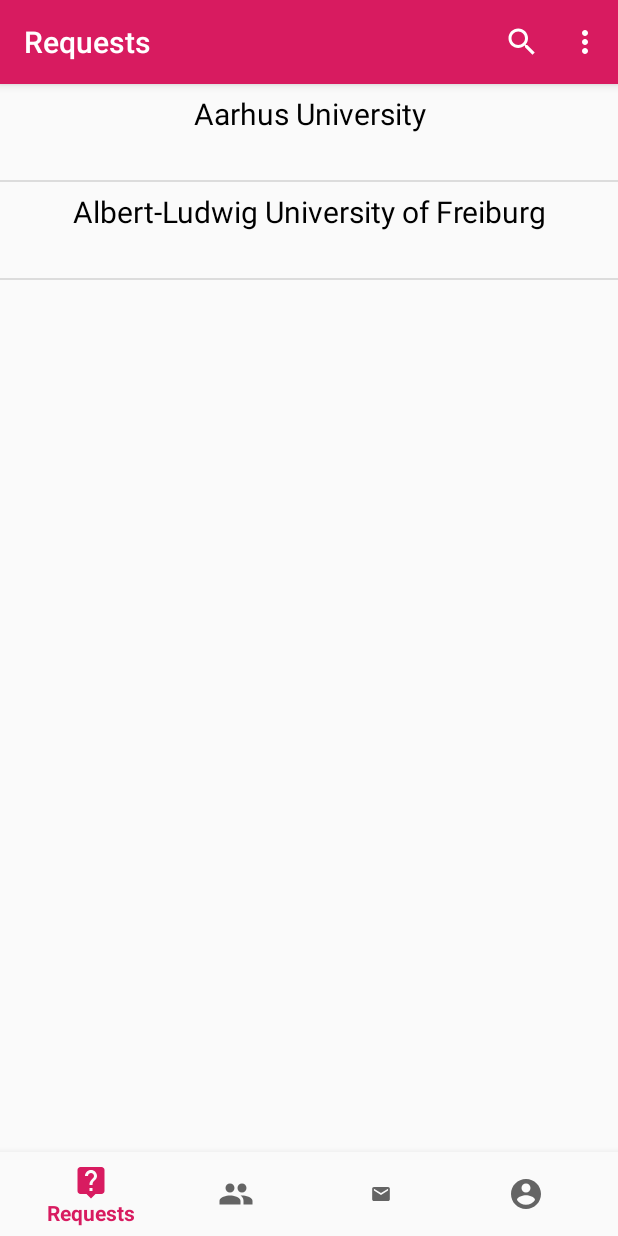
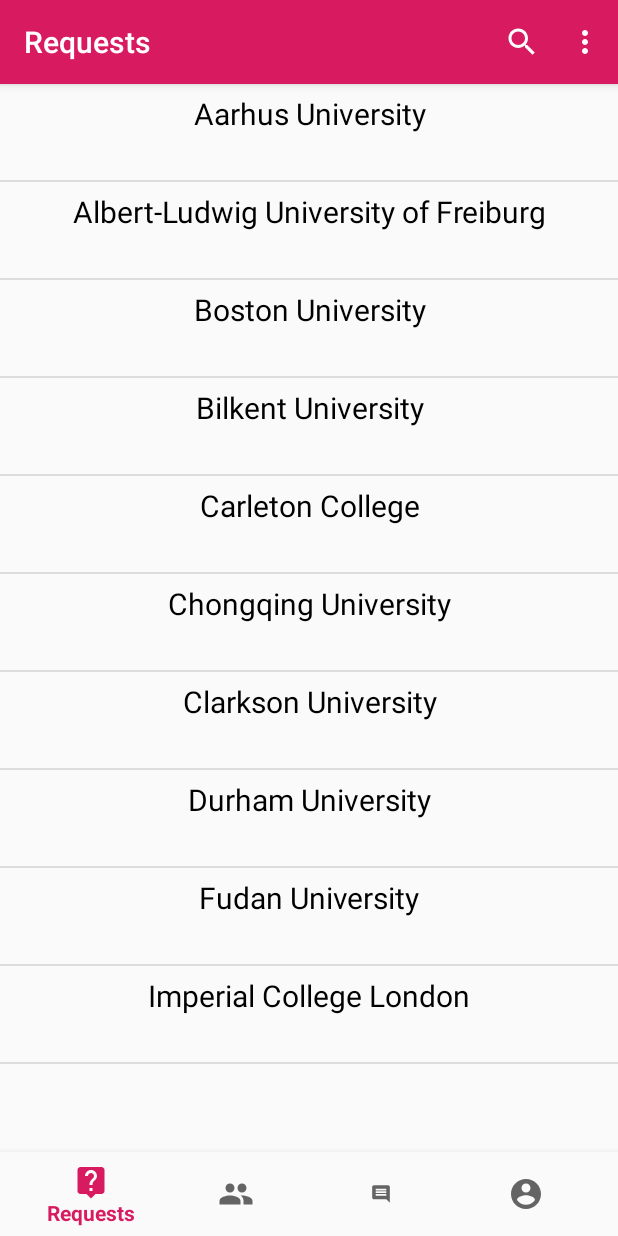
Before and after one commit to BryanYap972/Orbital2, an Android app: the fragment ReviewsFragment placed in its activity, on a phone screen of 412 x 824 dp. Run offline under Robolectric (Android 15) with nearby library versions, the phone set to English and light mode, and no system bars; our stand-ins replace Firebase (no records; nobody signed in at launch, a user with empty details on screens opened directly); libraries missing offline, so code that uses them is left out: com.firebase.ui.

Commit message:
Features: Profile, Login, Users, Chat, Requests, Reviews

```diff
--- a/app/build.gradle
+++ b/app/build.gradle
@@ -5,7 +5,7 @@ android {
     compileSdkVersion 29
     defaultConfig {
         applicationId "com.example.orbital"
-        minSdkVersion 16
+        minSdkVersion 19
         targetSdkVersion 29
         versionCode 1
         versionName "1.0"
--- a/app/src/main/java/com/example/orbital/Aarhus/AarhusActivity.java
+++ b/app/src/main/java/com/example/orbital/Aarhus/AarhusActivity.java
@@ -101,6 +101,7 @@ public class AarhusActivity extends AppCompatActivity {
         return super.onCreateOptionsMenu(menu);
     }
 
+
     @Override
     public boolean onOptionsItemSelected(@NonNull MenuItem item) {
 
--- a/app/src/main/java/com/example/orbital/ReviewsFragment.java
+++ b/app/src/main/java/com/example/orbital/ReviewsFragment.java
@@ -51,6 +51,16 @@ public class ReviewsFragment extends Fragment {
 
         menuItems.add("Aarhus University");
         menuItems.add("Albert-Ludwig University of Freiburg");
+        menuItems.add("Boston University");
+        menuItems.add("Bilkent University");
+        menuItems.add("Carleton College");
+        menuItems.add("Chongqing University");
+        menuItems.add("Clarkson University");
+        menuItems.add("Durham University");
+        menuItems.add("Fudan University");
+        menuItems.add("Imperial College London");
+
+
 
         View view =  inflater.inflate(R.layout.fragment_reviews, container, false);
 
--- /dev/null
+++ b/app/src/main/res/drawable-anydpi/ic_comment_pink.xml
@@ -0,0 +1,13 @@
+<vector xmlns:android="http://schemas.android.com/apk/res/android"
+    android:width="24dp"
+    android:height="24dp"
+    android:viewportWidth="40.8"
+    android:viewportHeight="40.8"
+    android:tint="#D81B60">
+  <group android:translateX="8.4"
+      android:translateY="8.4">
+      <path
+          android:fillColor="#FF000000"
+          android:pathData="M21.99,4c0,-1.1 -0.89,-2 -1.99,-2L4,2c-1.1,0 -2,0.9 -2,2v12c0,1.1 0.9,2 2,2h14l4,4 -0.01,-18zM18,14L6,14v-2h12v2zM18,11L6,11L6,9h12v2zM18,8L6,8L6,6h12v2z"/>
+  </group>
+</vector>
--- a/app/src/main/res/drawable-xxhdpi/editextstyle.xml
+++ b/app/src/main/res/drawable-xxhdpi/editextstyle.xml
@@ -4,7 +4,7 @@
     android:shape="rectangle">
 
     <stroke android:width="1dp"
-        android:color="#4799E8"/>
+        android:color="#FFFFFF"/>
 
     <corners android:radius="0dp" />
     <gradient
--- a/app/src/main/res/menu/menu_nav.xml
+++ b/app/src/main/res/menu/menu_nav.xml
@@ -10,8 +10,8 @@
         android:icon="@drawable/ic_users_pink"/>
 
     <item android:id="@+id/nav_review"
-        android:title="Chats"
-        android:icon="@drawable/ic_chat_pink"/>
+        android:title="Reviews"
+        android:icon="@drawable/ic_comment_pink"/>
 
     <item android:id="@+id/nav_profile"
         android:title="Profile"
```
Also changed, not shown: app/src/main/java/com/example/orbital/Aarhus/AdapterAarhus.java (+2 -7 lines), app/src/main/java/com/example/orbital/adapters/AdapterPosts.java (+0 -7 lines), app/src/main/res/layout/activity_add_post.xml (+17 -0 lines), app/src/main/res/layout/activity_add_review_aarhus.xml (+16 -5 lines), app/src/main/res/layout/activity_add_review_albert_ludwig.xml (+8 -0 lines), app/src/main/res/layout/row_posts.xml (+5 -15 lines), app/src/main/res/layout/row_reviews.xml (+4 -3 lines), app/src/main/res/drawable-hdpi/ic_comment_pink.png (added), app/src/main/res/drawable-mdpi/ic_comment_pink.png (added), app/src/main/res/drawable-xhdpi/ic_comment_pink.png (added), app/src/main/res/drawable-xxhdpi/ic_comment_pink.png (added).
